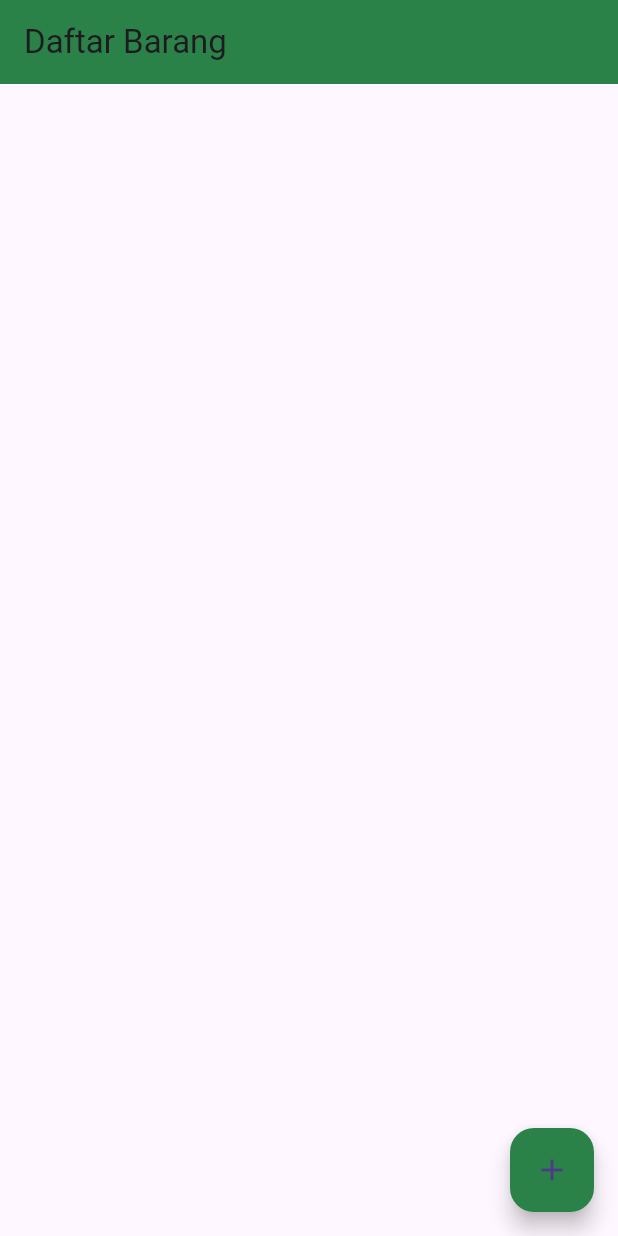
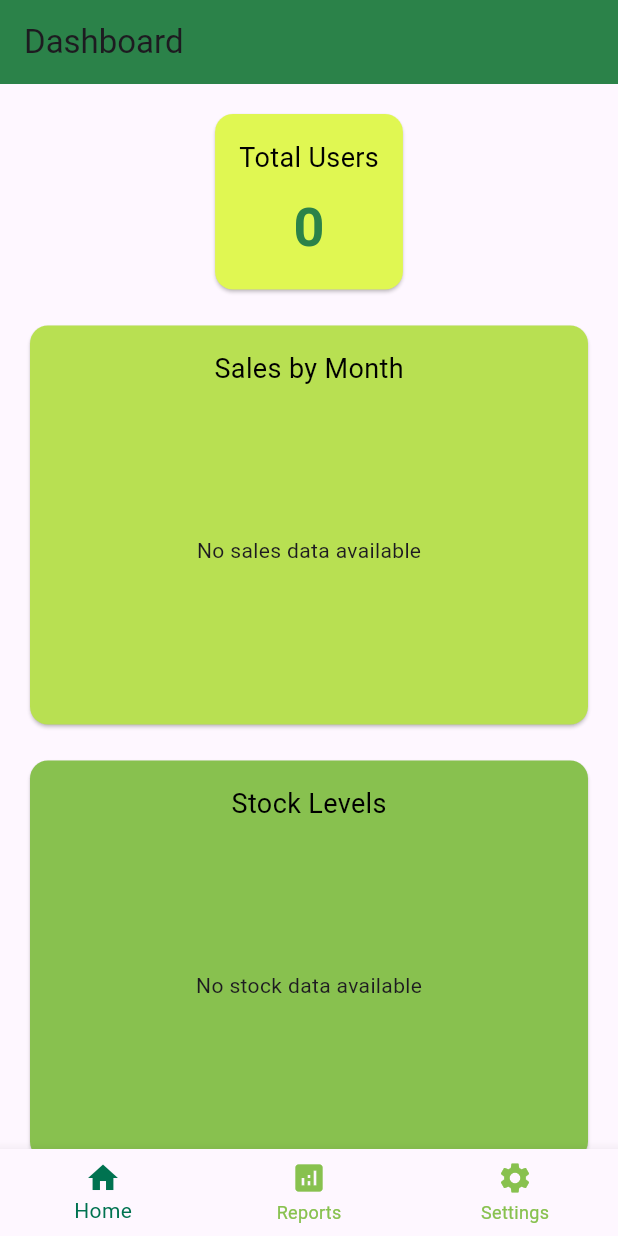
Before and after one commit to allzndd/demomagang, a Flutter app: the screen it shows after launch, on a phone screen of 412 x 824 dp. Run offline on Flutter 3.47's test engine with Material 3 defaults, Android fonts, the phone set to English and light mode, and no system bars; our stand-ins replace fl_chart, shared_preferences; network calls fail.

Commit message:
daftar barang fix dan dashboard sementara

```diff
--- a/admin/lib/dashboardpage.dart
+++ b/admin/lib/dashboardpage.dart
@@ -0,0 +1,207 @@
+import 'package:flutter/material.dart';
+import 'package:fl_chart/fl_chart.dart'; // Pastikan paket ini ditambahkan di pubspec.yaml
+import 'package:http/http.dart' as http;
+import 'dart:convert';
+
+class DashboardPage extends StatefulWidget {
+  @override
+  _DashboardPageState createState() => _DashboardPageState();
+}
+
+class _DashboardPageState extends State<DashboardPage> {
+  int totalUsers = 0;
+  List<double> salesData = [];
+  List<Map<String, dynamic>> stockData = [];
+
+  @override
+  void initState() {
+    super.initState();
+    _fetchDashboardData();
+  }
+
+  void _fetchDashboardData() async {
+    try {
+      // Fetch user count
+      final userResponse = await http.get(Uri.parse('http://localhost/api/demo/user_count.php'));
+      if (userResponse.statusCode == 200) {
+        setState(() {
+          totalUsers = json.decode(userResponse.body)['user_count'];
+        });
+      }
+
+      // Fetch sales data
+      final salesResponse = await http.get(Uri.parse('http://localhost/api/demo/sales_data.php'));
+      if (salesResponse.statusCode == 200) {
+        setState(() {
+          salesData = List<double>.from(json.decode(salesResponse.body)['sales']);
+        });
+      }
+
+      // Fetch stock data
+      final stockResponse = await http.get(Uri.parse('http://localhost/api/demo/stock_data.php'));
+      if (stockResponse.statusCode == 200) {
+        setState(() {
+          stockData = List<Map<String, dynamic>>.from(json.decode(stockResponse.body)['stock']);
+        });
+      }
+    } catch (e) {
+      print('Error fetching dashboard data: $e');
+    }
+  }
+
+  @override
+  Widget build(BuildContext context) {
+    return Scaffold(
+      appBar: AppBar(
+        title: Text('Dashboard'),
+        backgroundColor: Color(0xFF2B8249), // Warna top bar
+      ),
+      body: SingleChildScrollView( // Menambahkan scroll untuk menghindari overflow
+        padding: const EdgeInsets.all(16.0),
+        child: Column(
+          children: [
+            // User Count
+            _buildUserCountCard(),
+
+            SizedBox(height: 16.0),
+
+            // Sales Graph
+            _buildSalesChart(),
+
+            SizedBox(height: 16.0),
+
+            // Stock Diagram
+            _buildStockDiagram(),
+          ],
+        ),
+      ),
+      bottomNavigationBar: BottomNavigationBar(
+        items: [
+          BottomNavigationBarItem(
+            icon: Icon(Icons.home),
+            label: 'Home',
+          ),
+          BottomNavigationBarItem(
+            icon: Icon(Icons.analytics),
+            label: 'Reports',
+          ),
+          BottomNavigationBarItem(
+            icon: Icon(Icons.settings),
+            label: 'Settings',
+          ),
+        ],
+        selectedItemColor: Color(0xFF007250),
+        unselectedItemColor: Color(0xFF88C14F),
+      ),
+    );
+  }
+
+  Widget _buildUserCountCard() {
+    return Card(
+      color: Color(0xFFE0F752),
+      child: Padding(
+        padding: const EdgeInsets.all(16.0),
+        child: Column(
+          children: [
+            Text(
+              'Total Users',
+              style: TextStyle(fontSize: 18, color: Colors.black),
+            ),
+            SizedBox(height: 8.0),
+            Text(
+              '$totalUsers',
+              style: TextStyle(fontSize: 36, fontWeight: FontWeight.bold, color: Color(0xFF2B8249)),
+            ),
+          ],
+        ),
+      ),
+    );
+  }
+
+  Widget _buildSalesChart() {
+    return Card(
+      color: Color(0xFFB8E052),
+      child: Padding(
+        padding: const EdgeInsets.all(16.0),
+        child: Column(
+          children: [
+            Text(
+              'Sales by Month',
+              style: TextStyle(fontSize: 18, color: Colors.black),
+            ),
+            SizedBox(height: 8.0),
+            Container(
+              height: 200,
+              child: salesData.isNotEmpty
+                  ? LineChart(
+                      LineChartData(
+                        gridData: FlGridData(show: true),
+                        titlesData: FlTitlesData(show: true),
+                        borderData: FlBorderData(show: true),
+                        lineBarsData: [
+                          LineChartBarData(
+                            spots: salesData.asMap().entries.map((entry) {
+                              int idx = entry.key;
+                              double sales = entry.value;
+                              return FlSpot(idx.toDouble(), sales);
+                            }).toList(),
+                            isCurved: true,
+                            colors: [Color(0xFF2B8249)],
+                            barWidth: 4,
+                            isStrokeCapRound: true,
+                            belowBarData: BarAreaData(show: true, colors: [
+                              Color(0xFF2B8249).withOpacity(0.3),
+                            ]),
+                          ),
+                        ],
+                      ),
+                    )
+                  : Center(child: Text("No sales data available")),
+            ),
+          ],
+        ),
+      ),
+    );
+  }
+
+  Widget _buildStockDiagram() {
+    return Card(
+      color: Color(0xFF88C14F),
+      child: Padding(
+        padding: const EdgeInsets.all(16.0),
+        child: Column(
+          children: [
+            Text(
+              'Stock Levels',
+              style: TextStyle(fontSize: 18, color: Colors.black),
+            ),
+            SizedBox(height: 8.0),
+            Container(
+              height: 200,
+              child: stockData.isNotEmpty
+                  ? BarChart(
+                      BarChartData(
+                        gridData: FlGridData(show: true),
+                        titlesData: FlTitlesData(show: true),
+                        borderData: FlBorderData(show: true),
+                        barGroups: stockData.map((stock) {
+                          return BarChartGroupData(
+                            x: stock['id_barang'],
+                            barRods: [
+                              BarChartRodData(
+                                y: (stock['stok'] as num).toDouble(),
+                                colors: [Color(0xFF007250)],
+                              ),
+                            ],
+                          );
+                        }).toList(),
+                      ),
+                    )
+                  : Center(child: Text("No stock data available")),
+            ),
+          ],
+        ),
+      ),
+    );
+  }
+}
--- a/admin/lib/main.dart
+++ b/admin/lib/main.dart
@@ -21,12 +21,12 @@ class MyApp extends StatelessWidget {
       theme: ThemeData(
         primarySwatch: Colors.blue,
       ),
-      initialRoute: '/barang',
+      initialRoute: '/dashboard',
       routes: {
         '/login': (context) => LoginPage(),
         '/register': (context) => RegisterPage(),
         '/barang': (context) => ItemListPage(),
-        // '/dashboard' : (context) => DashboardPage(),
+        '/dashboard' : (context) => DashboardPage(),
         // '/history' : (context) => HistoryPage(),
         // '/report' : (context) => ReportPage(),
         // '/profil' : (context) => ProfilePage(),
--- a/admin/pubspec.yaml
+++ b/admin/pubspec.yaml
@@ -42,6 +42,7 @@ dependencies:
   shared_preferences: ^2.0.3
   map_picker: ^0.0.3
   geocoding: ^3.0.0
+  fl_chart: ^0.40.0
 
 
   # The following adds the Cupertino Icons font to your application.
```
Also changed, not shown: admin/lib/daftarbarang.dart (+110 -25 lines), admin/assets/jagung_oc.png, admin/pubspec.lock.
